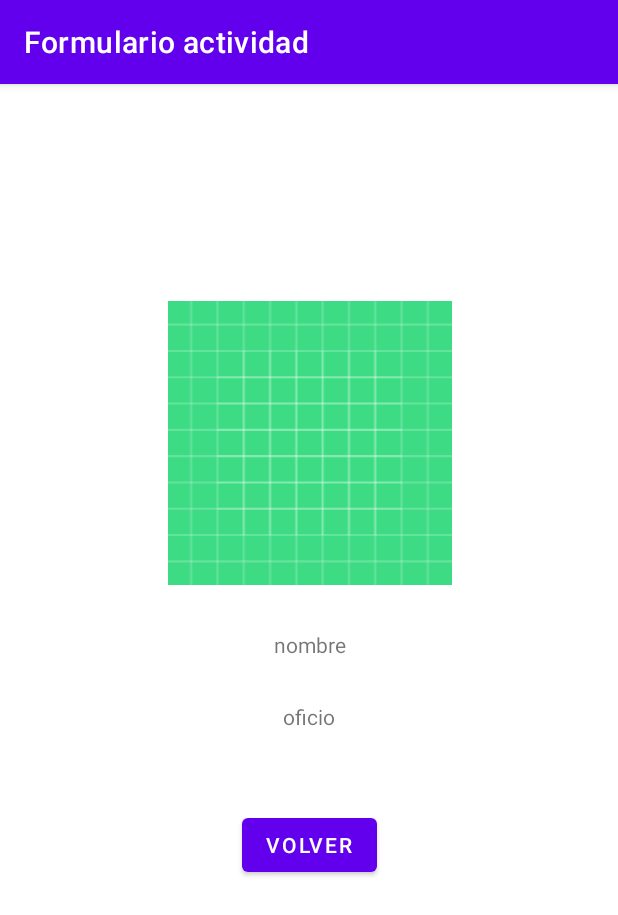
After one commit to xrosilloprofe/Android_RecycleView, an Android app: the ConsultaActivity screen opened directly, with no data from a screen before it, on a phone screen of 412 x 824 dp. The commit adds this screen. Shown: the top 915 px of the screen. Run offline under Robolectric (Android 15) with nearby library versions, the phone set to English and light mode, and no system bars; 5 statements that could not run were skipped.

Commit message:
pulsando en el viewholder

```diff
--- a/app/src/main/AndroidManifest.xml
+++ b/app/src/main/AndroidManifest.xml
@@ -21,6 +21,7 @@
             </intent-filter>
         </activity>
         <activity android:name=".FormularioActivity" android:label="Formulario actividad" android:exported="false" />
+        <activity android:name=".ConsultaActivity" android:label="Formulario actividad" android:exported="false" />
     </application>
 
 </manifest>
--- /dev/null
+++ b/app/src/main/java/es/ieslavereda/android_recycleview/ConsultaActivity.java
@@ -0,0 +1,44 @@
+package es.ieslavereda.android_recycleview;
+
+import android.content.Intent;
+import android.os.Bundle;
+import android.widget.ArrayAdapter;
+import android.widget.Button;
+import android.widget.ImageView;
+import android.widget.TextView;
+
+import androidx.appcompat.app.AppCompatActivity;
+
+public class ConsultaActivity extends AppCompatActivity {
+    private TextView nombreTV;
+    private TextView oficioTV;
+    private ImageView viewOficio;
+    private Button bVolver;
+    @Override
+    protected void onCreate(Bundle savedInstanceState) {
+        super.onCreate(savedInstanceState);
+        setContentView(R.layout.activity_consulta);
+
+        Bundle extras = getIntent().getExtras();
+        Usuario usuario = (Usuario) extras.getSerializable("usuario");
+
+        nombreTV = findViewById(R.id.nombreTV);
+        oficioTV = findViewById(R.id.oficioTV);
+        viewOficio = findViewById(R.id.oficioImagen);
+        bVolver = findViewById(R.id.volverButton);
+
+        //Cargamos las vistas con la información adecuada
+        nombreTV.setText(usuario.getApellidos() + ", " + usuario.getNombre());
+        Profesion profesion = ProfesionRepository.getInstance().getProfesionByImage(usuario.getIdProfesion());
+        oficioTV.setText(profesion.getNombre());
+        viewOficio.setImageResource(profesion.getImg());
+
+        //gestionamos el botón cancelar comunicando que el resultado se canceló
+        bVolver.setOnClickListener(v -> {
+            Intent i = new Intent();
+            setResult(RESULT_CANCELED,i);
+            finish();
+        });
+
+    }
+}
--- a/app/src/main/java/es/ieslavereda/android_recycleview/MainActivity.java
+++ b/app/src/main/java/es/ieslavereda/android_recycleview/MainActivity.java
@@ -19,7 +19,11 @@ import android.widget.Toast;
 import com.google.android.material.floatingactionbutton.FloatingActionButton;
 import com.google.android.material.snackbar.Snackbar;
 
-public class MainActivity extends AppCompatActivity {
+import java.io.Serializable;
+import java.util.List;
+
+//implementamos OnClickListener para el ViewHolder
+public class MainActivity extends AppCompatActivity implements View.OnClickListener {
 
     private RecyclerView recyclerView;
     private FloatingActionButton addUser;
@@ -36,6 +40,8 @@ public class MainActivity extends AppCompatActivity {
         switchSort = findViewById(R.id.switchSort);
 
         MyRecyclerViewAdapter myRecyclerViewAdapter = new MyRecyclerViewAdapter(this);
+        //llamamos al setter del listener
+        myRecyclerViewAdapter.setOnClickListener(this);
         recyclerView.setAdapter(myRecyclerViewAdapter);
 
         LinearLayoutManager linearLayoutManager = new LinearLayoutManager(this);
@@ -107,4 +113,13 @@ public class MainActivity extends AppCompatActivity {
             activityResultLauncher.launch(intent);
         });
     }
+
+
+    @Override
+    public void onClick(View view) {
+        Usuario usuario = UsuarioRepository.getInstance().get(recyclerView.getChildAdapterPosition(view));
+        Intent intent = new Intent(this, ConsultaActivity.class);
+        intent.putExtra("usuario", usuario);
+        startActivity(intent);
+    }
 }
--- a/app/src/main/java/es/ieslavereda/android_recycleview/MyRecyclerViewAdapter.java
+++ b/app/src/main/java/es/ieslavereda/android_recycleview/MyRecyclerViewAdapter.java
@@ -17,6 +17,8 @@ public class MyRecyclerViewAdapter extends RecyclerView.Adapter<MyRecyclerViewAd
     private UsuarioRepository listaUsuarios; //Lista de usuarios a mostrar
 //    private List<Usuario> usuarios;
     private final LayoutInflater inflater;
+    //Preparamos el viewholder para que sea clicable
+    private View.OnClickListener onClickListener;
 
     public MyRecyclerViewAdapter(Context context) {
         listaUsuarios = UsuarioRepository.getInstance();
@@ -34,6 +36,8 @@ public class MyRecyclerViewAdapter extends RecyclerView.Adapter<MyRecyclerViewAd
     public ViewHolder onCreateViewHolder(@NonNull ViewGroup parent, int viewType) {
         // Inflamos la vista desde el xml
         View view = inflater.inflate(R.layout.simple_element, parent, false);
+        //ponemos el listener para que sea clicable
+        view.setOnClickListener(onClickListener);
         return new ViewHolder(view);
     }
 
@@ -68,4 +72,9 @@ public class MyRecyclerViewAdapter extends RecyclerView.Adapter<MyRecyclerViewAd
         }
     }
 
+    //setter del atributo onClickListener
+    public void setOnClickListener(View.OnClickListener onClickListener){
+        this.onClickListener = onClickListener;
+    }
+
 }
--- /dev/null
+++ b/app/src/main/res/layout/activity_consulta.xml
@@ -0,0 +1,52 @@
+<?xml version="1.0" encoding="utf-8"?>
+<androidx.constraintlayout.widget.ConstraintLayout xmlns:android="http://schemas.android.com/apk/res/android"
+    xmlns:app="http://schemas.android.com/apk/res-auto"
+    xmlns:tools="http://schemas.android.com/tools"
+    android:layout_width="match_parent"
+    android:layout_height="match_parent">
+
+    <ImageView
+        android:id="@+id/oficioImagen"
+        android:layout_width="219dp"
+        android:layout_height="189dp"
+        app:layout_constraintBottom_toBottomOf="parent"
+        app:layout_constraintEnd_toEndOf="parent"
+        app:layout_constraintStart_toStartOf="parent"
+        app:layout_constraintTop_toTopOf="parent"
+        app:layout_constraintVertical_bias="0.25"
+        app:srcCompat="@drawable/ic_actor_background" />
+
+    <TextView
+        android:id="@+id/nombreTV"
+        android:layout_width="0dp"
+        android:layout_height="32dp"
+        android:layout_marginTop="24dp"
+        android:gravity="center"
+        android:text="nombre"
+        android:textAlignment="center"
+        app:layout_constraintEnd_toEndOf="@+id/oficioImagen"
+        app:layout_constraintStart_toStartOf="@+id/oficioImagen"
+        app:layout_constraintTop_toBottomOf="@+id/oficioImagen" />
+
+    <TextView
+        android:id="@+id/oficioTV"
+        android:layout_width="0dp"
+        android:layout_height="32dp"
+        android:layout_marginTop="16dp"
+        android:gravity="center"
+        android:text="oficio"
+        android:textAlignment="center"
+        app:layout_constraintEnd_toEndOf="@+id/nombreTV"
+        app:layout_constraintStart_toStartOf="@+id/nombreTV"
+        app:layout_constraintTop_toBottomOf="@+id/nombreTV" />
+
+    <Button
+        android:id="@+id/volverButton"
+        android:layout_width="wrap_content"
+        android:layout_height="wrap_content"
+        android:layout_marginTop="45dp"
+        android:text="Volver"
+        app:layout_constraintEnd_toEndOf="@+id/oficioTV"
+        app:layout_constraintStart_toStartOf="@+id/oficioTV"
+        app:layout_constraintTop_toBottomOf="@+id/oficioTV" />
+</androidx.constraintlayout.widget.ConstraintLayout>
```
